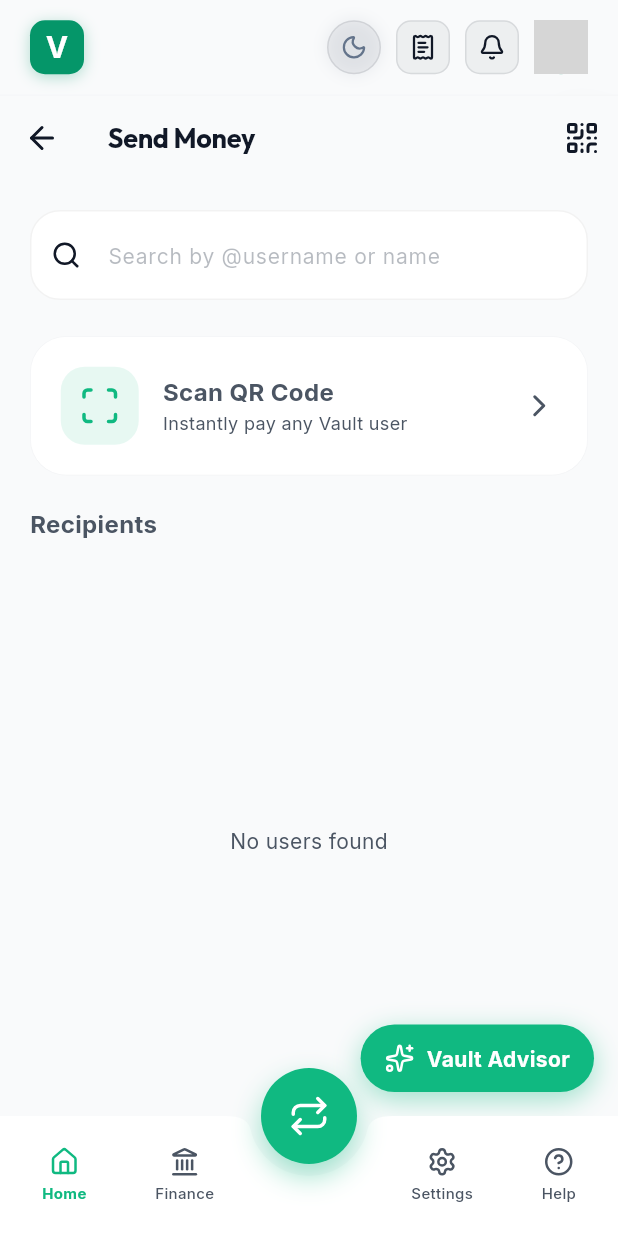
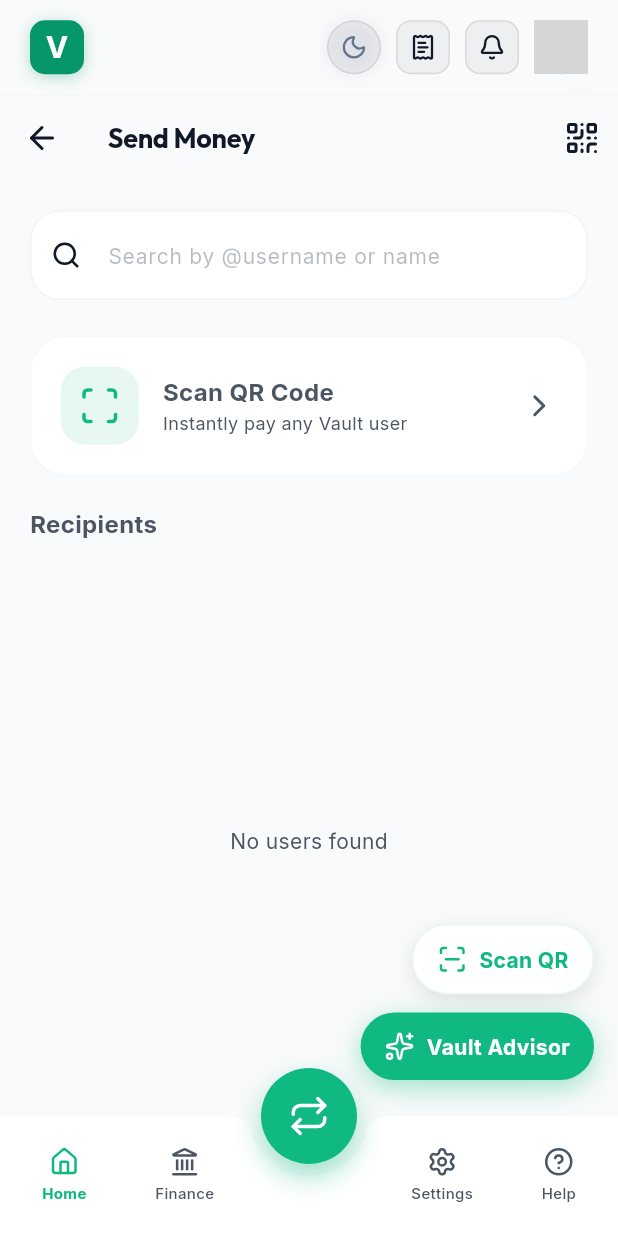
Before and after one commit to nadiaperestp83-eng/Bank-vault-mobile, a Flutter app: the RecipientDiscoveryScreen screen opened by its route, on a phone screen of 412 x 824 dp. Run offline on Flutter 3.47's test engine with Material 3 defaults, Android fonts, the phone set to English and light mode, and no system bars; drawn by our look-alikes of flutter_animate; our stand-ins replace camera, equatable, fl_chart, flutter_bloc, flutter_dotenv, flutter_riverpod and 13 more; missing offline and left inert: google_mlkit_barcode_scanning, google_mlkit_commons, google_mlkit_object_detection, google_mlkit_text_recognition, http_certificate_pinning, safe_device and 2 more; accounts and stored records are empty; network calls fail; grey boxes are pictures that could not be loaded.

Commit message:
add scan qr icon

```diff
--- a/lib/src/features/help/presentation/widgets/floating_advisor.dart
+++ b/lib/src/features/help/presentation/widgets/floating_advisor.dart
@@ -3,6 +3,8 @@ import 'package:lucide_icons_flutter/lucide_icons.dart';
 import 'package:flutter_animate/flutter_animate.dart';
 import 'package:go_router/go_router.dart';
 import 'package:vault_os/src/constants/app_colors.dart';
+
+import 'package:vault_os/src/features/transact/presentation/p2p/qr_scanner_screen.dart';
 
 class FloatingAdvisor extends StatelessWidget {
   const FloatingAdvisor({super.key});
@@ -10,9 +12,67 @@ class FloatingAdvisor extends StatelessWidget {
   @override
   Widget build(BuildContext context) {
     return Positioned(
-      bottom: 16,
+      bottom: 24,
       right: 16,
-      child: GestureDetector(
+      child: Column(
+        mainAxisSize: MainAxisSize.min,
+        crossAxisAlignment: CrossAxisAlignment.end,
+        children: [
+          // Scan QR Button
+          GestureDetector(
+            onTap: () async {
+              final result = await Navigator.push(
+                context,
+                MaterialPageRoute(builder: (context) => const QrScannerScreen()),
+              );
+              if (result != null) {
+                // Navigate to advisor with the scanned data if needed,
+                // or just open advisor and let it handle?
+                // For now, let's just open the advisor
+                if (context.mounted) {
+                  context.push('/ai-advisor');
+                }
+              }
+            },
+            child: Container(
+              padding: const EdgeInsets.symmetric(horizontal: 16, vertical: 12),
+              decoration: BoxDecoration(
+                color: Colors.white,
+                borderRadius: BorderRadius.circular(30),
+                boxShadow: [
+                  BoxShadow(
+                    color: Colors.black.withValues(alpha: 0.1),
+                    blurRadius: 10,
+                    offset: const Offset(0, 4),
+                  ),
+                ],
+                border: Border.all(color: AppColors.primary.withValues(alpha: 0.1)),
+              ),
+              child: const Row(
+                mainAxisSize: MainAxisSize.min,
+                children: [
+                  Icon(LucideIcons.scanLine, color: AppColors.primary, size: 20),
+                  SizedBox(width: 8),
+                  Text(
+                    'Scan QR',
+                    style: TextStyle(
+                      color: AppColors.primary,
+                      fontWeight: FontWeight.bold,
+                      fontSize: 14,
+                    ),
+                  ),
+                ],
+              ),
+            ),
+          ).animate()
+           .fadeIn(duration: 400.ms)
+           .slideY(begin: 0.2, end: 0)
+           .shimmer(delay: 2.seconds, duration: 1.5.seconds),
+
+          const SizedBox(height: 12),
+
+          // Vault Advisor Button
+          GestureDetector(
             onTap: () {
               // Open AI chat page
               context.push('/ai-advisor');
@@ -55,6 +115,8 @@ class FloatingAdvisor extends StatelessWidget {
            .animate()
            .fadeIn(duration: 500.ms)
            .slideY(begin: 0.5, end: 0, curve: Curves.easeOutBack),
+        ],
+      ),
     );
   }
 }
--- a/lib/src/features/transact/presentation/p2p/recipient_discovery_screen.dart
+++ b/lib/src/features/transact/presentation/p2p/recipient_discovery_screen.dart
@@ -61,7 +61,10 @@ class _RecipientDiscoveryScreenState extends State<RecipientDiscoveryScreen> {
     }
   }
 
-  void _handleScannedUserId(String userId) async {
+  void _handleScannedUserId(String result) async {
+    final userId = result.startsWith('vault_user:')
+        ? result.replaceFirst('vault_user:', '')
+        : result;
     final txService = context.read<TransactionService>();
     try {
       final user = await txService.getUserById(userId);
```
Also changed, not shown: lib/src/features/help/presentation/ai_advisor_screen.dart (+15 -0 lines), lib/src/features/transact/presentation/p2p/qr_scanner_screen.dart (+4 -3 lines), 1 other file. Lines whose indentation alone changed are shown as unchanged.
